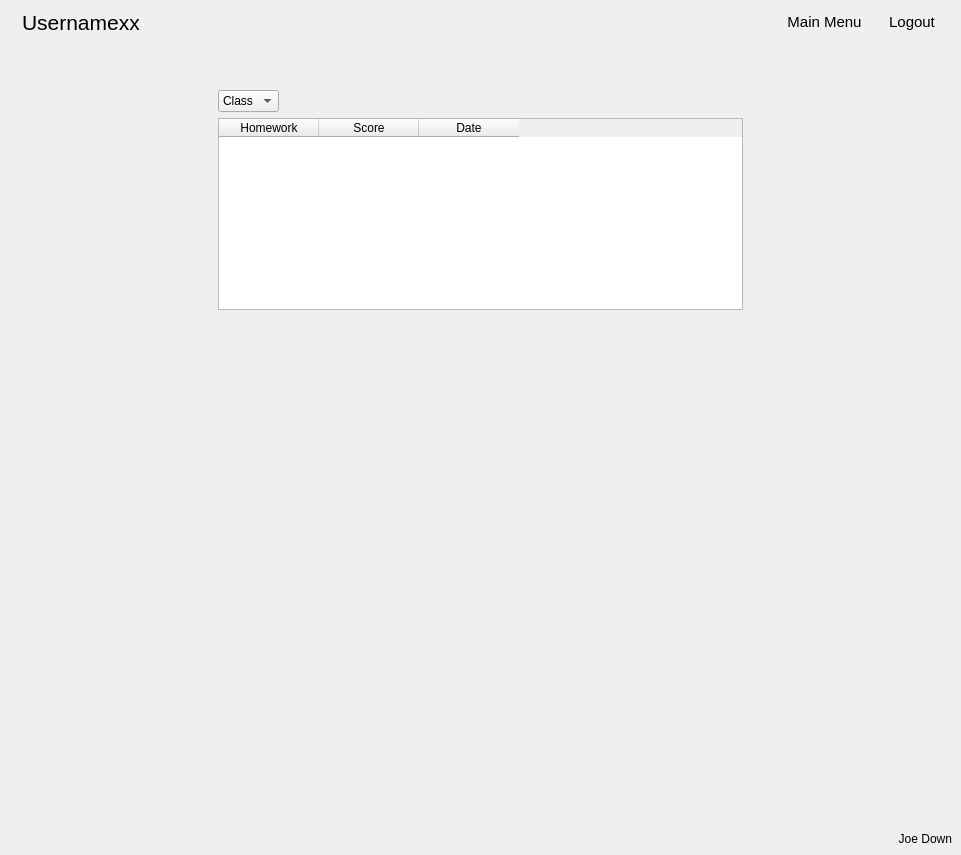
Old version of the form window.ui in the repository AnthropomorphicMonkey/Coursework.
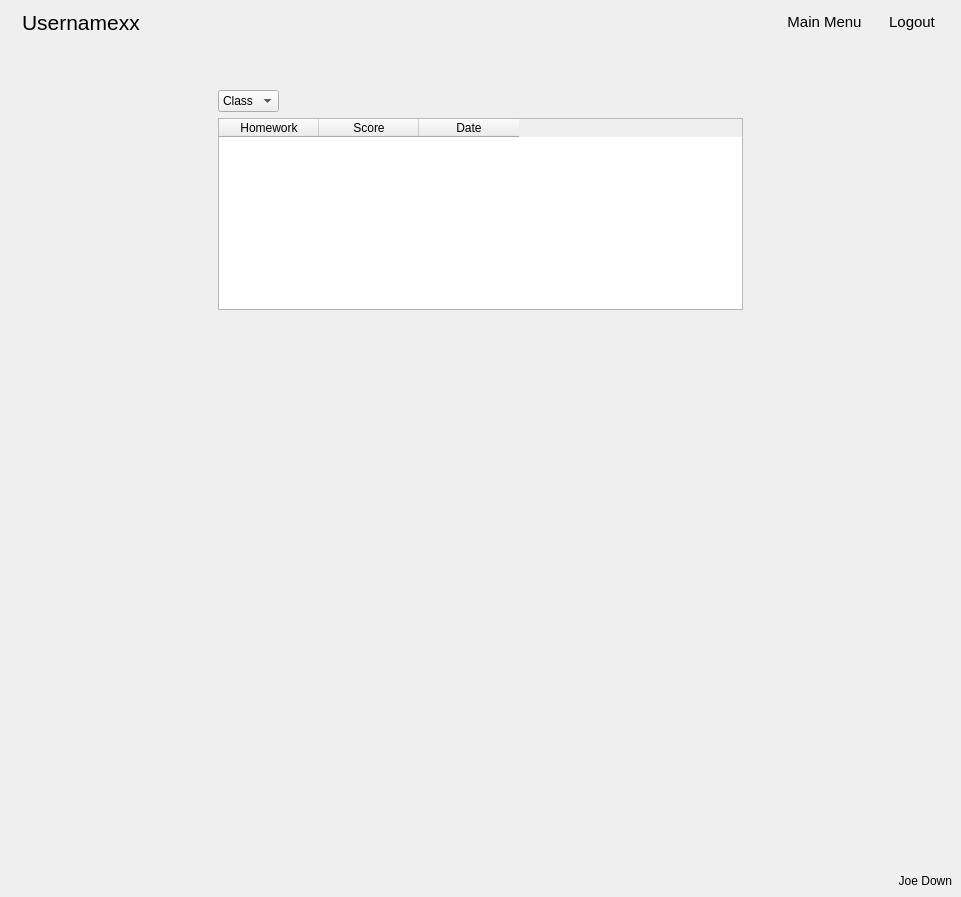
New version of the form. The open tabs and pages were chosen to show the change. Icons and pictures are not drawn.

Patch:
```diff
--- a/window.ui
+++ b/window.ui
@@ -7,7 +7,7 @@
     <x>0</x>
     <y>0</y>
     <width>961</width>
-    <height>850</height>
+    <height>897</height>
    </rect>
   </property>
   <property name="font">
```
Left out of the diff: 2 changed lines with no effect on the pictures.
